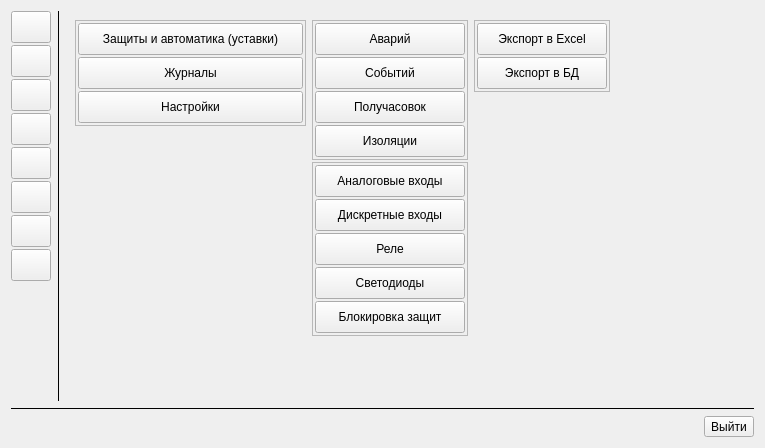
Before: the Qt Designer form classes/menubar/widgetmenu.ui in vlarry/configurator, drawn with Qt 5.
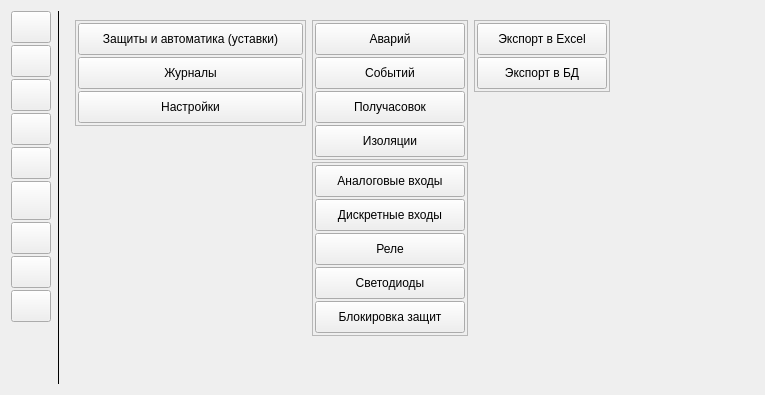
After: the same form once the commit is applied. Icons and pictures are not drawn. Custom widgets are drawn as their Qt base class.

Commit message: Изменение расположение кнопок Закрыть проект и Закрыть проект (идут следом за кнопками новый, открыть, сохранить и сохранить как и после уже идут кнопки импорт/экспорт и настройки).

Diff of the .ui file:
```diff
--- a/classes/menubar/widgetmenu.ui
+++ b/classes/menubar/widgetmenu.ui
@@ -7,7 +7,7 @@
     <x>0</x>
     <y>0</y>
     <width>765</width>
-    <height>448</height>
+    <height>395</height>
    </rect>
   </property>
   <property name="sizePolicy">
@@ -187,6 +187,65 @@
          </property>
         </widget>
        </item>
+       <item>
+        <widget class="CToolButton" name="toolButtonCloseProject">
+         <property name="sizePolicy">
+          <sizepolicy hsizetype="Minimum" vsizetype="Fixed">
+           <horstretch>0</horstretch>
+           <verstretch>0</verstretch>
+          </sizepolicy>
+         </property>
+         <property name="minimumSize">
+          <size>
+           <width>0</width>
+           <height>32</height>
+          </size>
+         </property>
+         <property name="maximumSize">
+          <size>
+           <width>16777215</width>
+           <height>32</height>
+          </size>
+         </property>
+         <property name="mouseTracking">
+          <bool>true</bool>
+         </property>
+         <property name="toolTip">
+          <string>Закрывает проект</string>
+         </property>
+         <property name="text">
+          <string/>
+         </property>
+         <property name="iconSize">
+          <size>
+           <width>32</width>
+           <height>32</height>
+          </size>
+         </property>
+         <property name="toolButtonStyle">
+          <enum>Qt::ToolButtonTextBesideIcon</enum>
+         </property>
+        </widget>
+       </item>
+       <item>
+        <widget class="CToolButton" name="toolButtonExit">
+         <property name="toolTip">
+          <string>Выход из приложения</string>
+         </property>
+         <property name="text">
+          <string/>
+         </property>
+         <property name="iconSize">
+          <size>
+           <width>32</width>
+           <height>32</height>
+          </size>
+         </property>
+         <property name="toolButtonStyle">
+          <enum>Qt::ToolButtonTextBesideIcon</enum>
+         </property>
+        </widget>
+       </item>
        <item>
         <widget class="CToolButton" name="toolButtonExportProject">
          <property name="sizePolicy">
@@ -307,46 +366,6 @@
          </property>
         </widget>
        </item>
-       <item>
-        <widget class="CToolButton" name="toolButtonCloseProject">
-         <property name="sizePolicy">
-          <sizepolicy hsizetype="Minimum" vsizetype="Fixed">
-           <horstretch>0</horstretch>
-           <verstretch>0</verstretch>
-          </sizepolicy>
-         </property>
-         <property name="minimumSize">
-          <size>
-           <width>0</width>
-           <height>32</height>
-          </size>
-         </property>
-         <property name="maximumSize">
-          <size>
-           <width>16777215</width>
-           <height>32</height>
-          </size>
-         </property>
-         <property name="mouseTracking">
-          <bool>true</bool>
-         </property>
-         <property name="toolTip">
-          <string>Закрывает проект</string>
-         </property>
-         <property name="text">
-          <string/>
-         </property>
-         <property name="iconSize">
-          <size>
-           <width>32</width>
-           <height>32</height>
-          </size>
-         </property>
-         <property name="toolButtonStyle">
-          <enum>Qt::ToolButtonTextBesideIcon</enum>
-         </property>
-        </widget>
-       </item>
        <item>
         <spacer name="verticalSpacer_7">
          <property name="orientation">
@@ -1795,63 +1814,11 @@
      </item>
     </layout>
    </item>
-   <item>
-    <widget class="Line" name="line_2">
-     <property name="sizePolicy">
-      <sizepolicy hsizetype="Expanding" vsizetype="Fixed">
-       <horstretch>0</horstretch>
-       <verstretch>0</verstretch>
-      </sizepolicy>
-     </property>
-     <property name="frameShadow">
-      <enum>QFrame::Plain</enum>
-     </property>
-     <property name="orientation">
-      <enum>Qt::Horizontal</enum>
-     </property>
-    </widget>
-   </item>
    <item>
     <layout class="QHBoxLayout" name="horizontalLayout">
      <property name="spacing">
       <number>0</number>
      </property>
-     <item>
-      <spacer name="horizontalSpacer">
-       <property name="orientation">
-        <enum>Qt::Horizontal</enum>
-       </property>
-       <property name="sizeHint" stdset="0">
-        <size>
-         <width>40</width>
-         <height>20</height>
-        </size>
-       </property>
-      </spacer>
-     </item>
-     <item>
-      <widget class="CToolButton" name="toolButtonExit">
-       <property name="toolTip">
-        <string>Выход из приложения</string>
-       </property>
-       <property name="text">
-        <string>Выйти</string>
-       </property>
-       <property name="icon">
-        <iconset resource="resource.qrc">
-         <normaloff>:/images/resource/images/exit.png</normaloff>:/images/resource/images/exit.png</iconset>
-       </property>
-       <property name="iconSize">
-        <size>
-         <width>32</width>
-         <height>32</height>
-        </size>
-       </property>
-       <property name="toolButtonStyle">
-        <enum>Qt::ToolButtonTextBesideIcon</enum>
-       </property>
-      </widget>
-     </item>
     </layout>
    </item>
   </layout>
```
Left out of the diff: 4 changed lines with no effect on the pictures. The commit also changes 1 other file.
